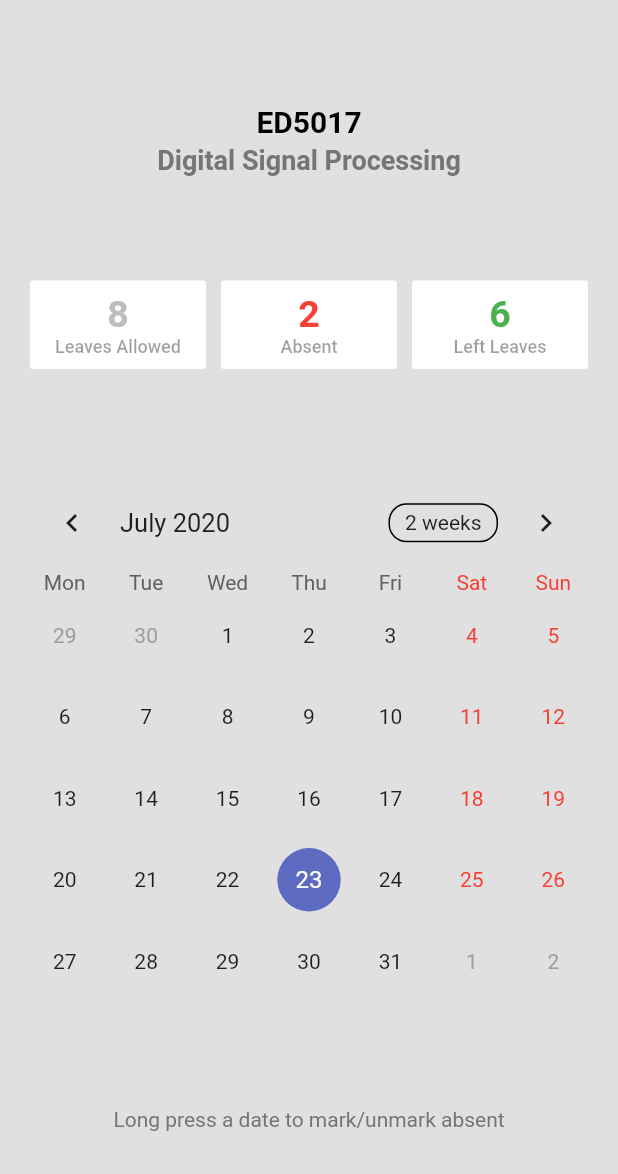
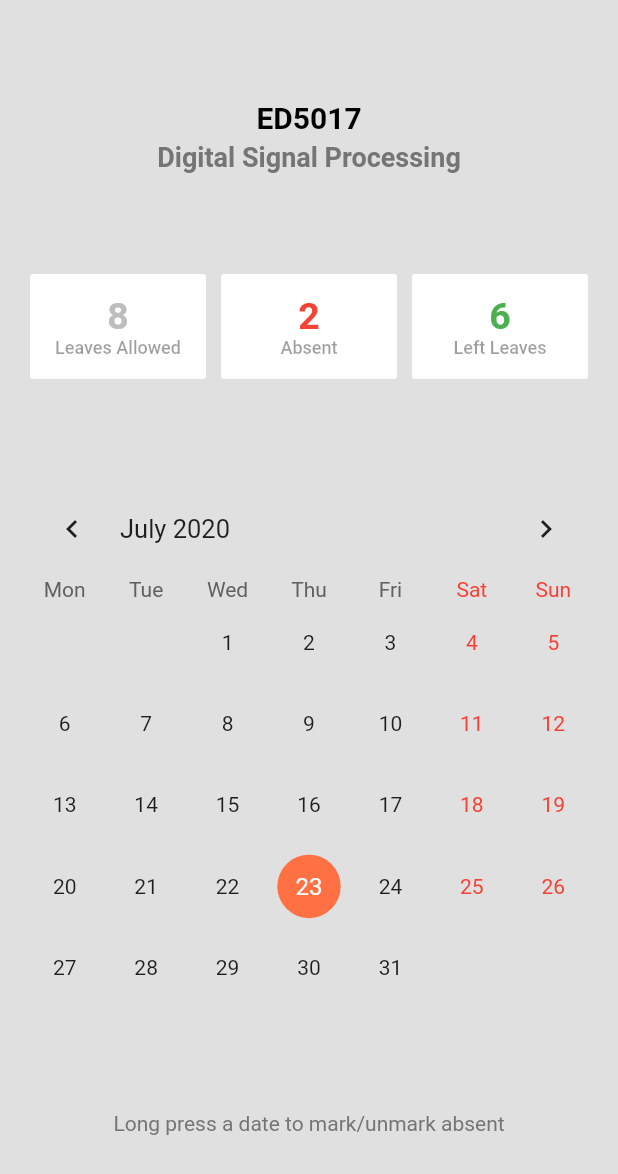
Before and after one commit to JanithMS/student_app_attedence_detail, a Flutter app: the screen it shows after launch, on a phone screen of 412 x 824 dp. Shown: the top 1174 px of the screen. Run offline on Flutter 3.47's test engine with Material 2 defaults, Android fonts, the phone set to English and light mode, and no system bars; drawn by our look-alikes of table_calendar.

Commit message:
My second commit

```diff
--- a/lib/attedence_detail.dart
+++ b/lib/attedence_detail.dart
@@ -2,6 +2,7 @@ import 'package:flutter/cupertino.dart';
 import 'package:flutter/material.dart';
 import 'package:flutter/rendering.dart';
 import 'package:student_app_02/course_title.dart';
+import 'package:student_app_02/table_cal.dart';
 import 'package:table_calendar/table_calendar.dart';
 
 import 'leave_data.dart';
@@ -34,8 +35,8 @@ class _courseDetailState extends State<courseDetail> {
           child: Column(
             mainAxisAlignment: MainAxisAlignment.spaceEvenly,
             children: [
-              Container(child: courseTitle(courseID, courseName)),
-              Container(child: leavesData(leaveAllowed,absent)),
+              courseTitle(courseID, courseName),
+              leavesData(leaveAllowed,absent),
               //SizedBox(height: 50,),
               Container(
                 child: Column(
@@ -43,17 +44,16 @@ class _courseDetailState extends State<courseDetail> {
                     crossAxisAlignment: CrossAxisAlignment.stretch,
                     children: [
                       Container(
-                          padding: const EdgeInsets.symmetric(vertical: 1,horizontal: 16),
-                          child: TableCalendar(
-                              calendarController: CalendarController(),
-                              startingDayOfWeek: StartingDayOfWeek.monday,
-//                          calendarStyle: CalendarStyle(
-//                            selectedColor: Colors.deepOrange[400],
-//                            todayColor: Colors.deepOrange[200],
-//                            markersColor: Colors.brown[700],
-//                            outsideDaysVisible: false,
-//                          )
-                              )),
+                        child: Column(
+                            mainAxisAlignment: MainAxisAlignment.start,
+                            crossAxisAlignment: CrossAxisAlignment.stretch,
+                            children: [
+                              Container(
+                                padding: const EdgeInsets.symmetric(
+                                    vertical: 1, horizontal: 16),
+                                child: TabCal(),
+                              )
+                            ]),),
                     ]),
               ),
               //SizedBox(height: 300,),
--- a/lib/leave_data.dart
+++ b/lib/leave_data.dart
@@ -6,9 +6,12 @@ Widget leavesData(int leavesAllowed, int absent) {
 
   return Row(
     mainAxisAlignment: MainAxisAlignment.spaceEvenly,
+    //crossAxisAlignment: CrossAxisAlignment.stretch,
     children: <Widget>[
       SizedBox(width: 20,),
       Expanded(
+        child: Container(
+          height: 70,
           child: RaisedButton(
             disabledColor: Colors.white,
             onPressed: null,
@@ -37,8 +40,11 @@ Widget leavesData(int leavesAllowed, int absent) {
             ),
           ),
         ),
+      ),
       SizedBox(width: 10,),
       Expanded(
+        child: Container(
+          height: 70,
           child: RaisedButton(
             disabledColor: Colors.white,
             onPressed: null,
@@ -67,8 +73,11 @@ Widget leavesData(int leavesAllowed, int absent) {
             ),
           ),
         ),
+      ),
       SizedBox(width: 10,),
       Expanded(
+        child: Container(
+          height: 70,
           child: RaisedButton(
             disabledColor: Colors.white,
             onPressed: null,
@@ -95,6 +104,7 @@ Widget leavesData(int leavesAllowed, int absent) {
                   textAlign: TextAlign.center,
                 ),
               ],
+            ),
           ),
         ),
       ),
--- /dev/null
+++ b/lib/table_cal.dart
@@ -0,0 +1,36 @@
+import 'package:flutter/material.dart';
+import 'package:table_calendar/table_calendar.dart';
+
+class TabCal extends StatefulWidget {
+  TabCal({Key key}) : super(key: key);
+
+  _TabCal createState() => _TabCal();
+}
+
+class _TabCal extends State<TabCal> {
+  CalendarController _calendarController;
+  @override
+  void initState() {
+    super.initState();
+    _calendarController = CalendarController();
+  }
+
+  void dispose() {
+    _calendarController.dispose();
+    super.dispose();
+  }
+
+  @override
+  Widget build(BuildContext context) {
+    return TableCalendar(
+        calendarController: _calendarController,
+        startingDayOfWeek: StartingDayOfWeek.monday,
+        availableCalendarFormats: {CalendarFormat.month: 'Month'},
+        calendarStyle: CalendarStyle(
+          selectedColor: Colors.deepOrange[400],
+          todayColor: Colors.deepOrange[200],
+          markersColor: Colors.brown[700],
+          outsideDaysVisible: false,
+        ));
+  }
+}
```
Lines whose indentation alone changed are shown as unchanged.
